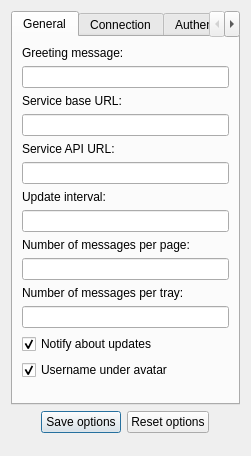
This is trunk/src/OptionsDialog.ui in asolfre/qwit as Qt 5 draws it before an edit. The edited form follows.
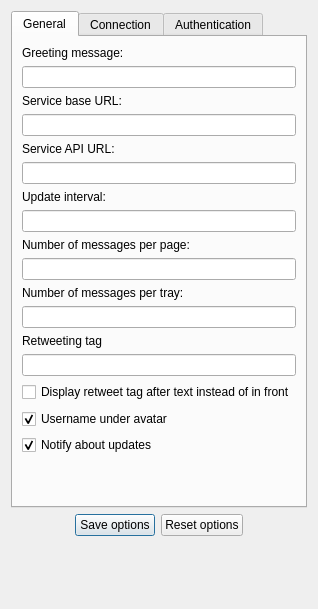
This is the edited form.

Commit message: Retweet option added, with customizable tag.

```diff
--- a/trunk/src/OptionsDialog.ui
+++ b/trunk/src/OptionsDialog.ui
@@ -5,8 +5,8 @@
    <rect>
     <x>0</x>
     <y>0</y>
-    <width>251</width>
-    <height>456</height>
+    <width>293</width>
+    <height>609</height>
    </rect>
   </property>
   <property name="windowTitle" >
@@ -27,6 +27,9 @@
         <layout class="QGridLayout" >
          <item row="0" column="0" >
           <layout class="QVBoxLayout" >
+           <property name="spacing" >
+            <number>-1</number>
+           </property>
            <item>
             <widget class="QLabel" name="label_11" >
              <property name="text" >
@@ -97,40 +100,73 @@
             <widget class="QLineEdit" name="messagesPerTrayLineEdit" />
            </item>
            <item>
-            <widget class="QCheckBox" name="updatesNotificationCheckBox" >
+            <widget class="QLabel" name="label_13" >
              <property name="text" >
-              <string>Notify about updates</string>
+              <string>Retweeting tag</string>
              </property>
-             <property name="checked" >
-              <bool>true</bool>
-             </property>
             </widget>
            </item>
            <item>
-            <widget class="QCheckBox" name="usernameUnderAvatarCheckBox" >
+            <widget class="QLineEdit" name="retweetTagEdit" />
+           </item>
+           <item>
+            <widget class="QCheckBox" name="retweetAtEnd" >
              <property name="text" >
-              <string>Username under avatar</string>
+              <string>Display retweet tag after text instead of in front</string>
              </property>
-             <property name="checked" >
-              <bool>true</bool>
-             </property>
             </widget>
            </item>
            <item>
-            <spacer>
+            <spacer name="verticalSpacer" >
              <property name="orientation" >
               <enum>Qt::Vertical</enum>
              </property>
+             <property name="sizeType" >
+              <enum>QSizePolicy::Fixed</enum>
+             </property>
              <property name="sizeHint" stdset="0" >
               <size>
                <width>20</width>
-               <height>40</height>
+               <height>1</height>
               </size>
              </property>
             </spacer>
            </item>
+           <item>
+            <widget class="QCheckBox" name="usernameUnderAvatarCheckBox" >
+             <property name="text" >
+              <string>Username under avatar</string>
+             </property>
+             <property name="checked" >
+              <bool>true</bool>
+             </property>
+            </widget>
+           </item>
+           <item>
+            <widget class="QCheckBox" name="updatesNotificationCheckBox" >
+             <property name="text" >
+              <string>Notify about updates</string>
+             </property>
+             <property name="checked" >
+              <bool>true</bool>
+             </property>
+            </widget>
+           </item>
           </layout>
          </item>
+         <item row="1" column="0" >
+          <spacer>
+           <property name="orientation" >
+            <enum>Qt::Vertical</enum>
+           </property>
+           <property name="sizeHint" stdset="0" >
+            <size>
+             <width>20</width>
+             <height>40</height>
+            </size>
+           </property>
+          </spacer>
+         </item>
         </layout>
        </widget>
        <widget class="QWidget" name="tab_2" >
```
The commit also changes 6 other files.
